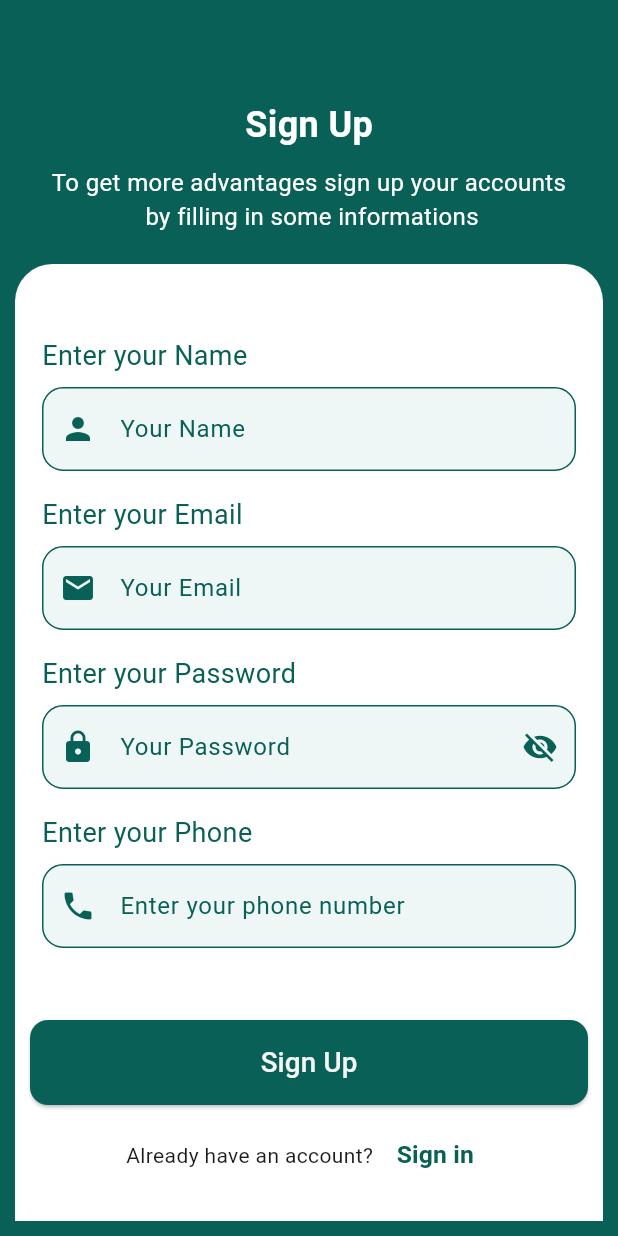
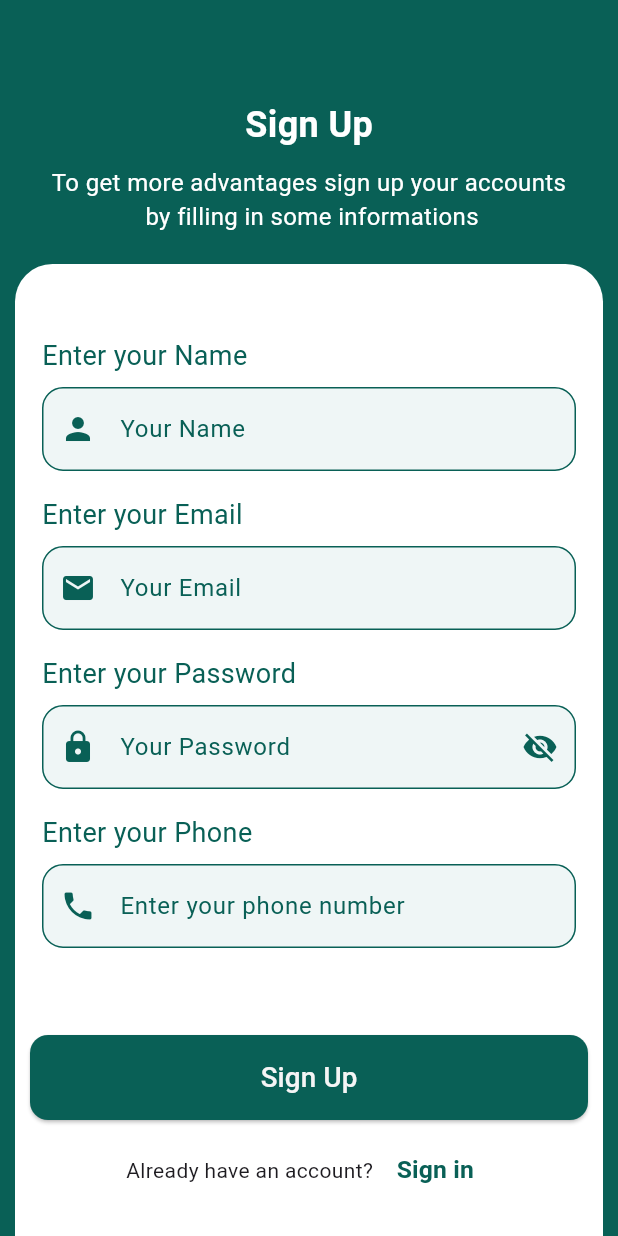
Before and after one commit to pk8184732/user_app, a Flutter app: the SignUpScreen screen opened directly, on a phone screen of 412 x 824 dp. Run offline on Flutter 3.47's test engine with Material 3 defaults, Android fonts, the phone set to English and light mode, and no system bars; our stand-ins replace carousel_slider, cloud_firestore, firebase_auth, firebase_core, firebase_storage, image_picker; missing offline and left inert: razorpay_flutter; accounts and stored records are empty.

Commit message:
Merge remote-tracking branch 'origin/master'
# Conflicts:
#	android/app/.cxx/Debug/2sd6x1l6/arm64-v8a/configure_fingerprint.bin
#	android/app/.cxx/Debug/2sd6x1l6/armeabi-v7a/configure_fingerprint.bin
#	android/app/.cxx/Debug/2sd6x1l6/x86/configure_fingerprint.bin
#	android/app/.cxx/Debug/2sd6x1l6/x86_64/configure_fingerprint.bin

```diff
--- a/lib/views/forgot_password/forgot_password_screen.dart
+++ b/lib/views/forgot_password/forgot_password_screen.dart
@@ -62,7 +62,9 @@ class _ForgotPasswordScreenState extends State<ForgotPasswordScreen> {
         ],
       ),
       backgroundColor: AppColors.primaryColor,
-      body: ListView(
+      body: Padding(
+        padding: const EdgeInsets.all(4.0),
+        child: ListView(
           children: [
             SizedBox(height: screenHeight * 0.03),
             Center(
@@ -176,6 +178,7 @@ class _ForgotPasswordScreenState extends State<ForgotPasswordScreen> {
             )
           ],
         ),
+      ),
     );
   }
 }
--- a/lib/views/user_auth/sign_up/sign_up_screen.dart
+++ b/lib/views/user_auth/sign_up/sign_up_screen.dart
@@ -299,7 +299,7 @@ class _SignUpScreenState extends State<SignUpScreen> {
       ),
       backgroundColor: AppColors.primaryColor,
       body: Padding(
-        padding: const EdgeInsets.all(10),
+        padding: const EdgeInsets.only(left: 10,right: 10,top: 10),
         child: Form(
           key: _formKey,
           child: Column(
@@ -409,7 +409,7 @@ class _SignUpScreenState extends State<SignUpScreen> {
                             return null;
                           },
                         ),
-                        const SizedBox(height: 40),
+                        const SizedBox(height: 50),
                         isLoading
                             ? const Center(child: CircularProgressIndicator(color: Color(0xFF096056),))
                             : ElevatedButton(
@@ -455,6 +455,7 @@ class _SignUpScreenState extends State<SignUpScreen> {
                             ),
                           ],
                         ),
+
                       ],
                     ),
                   ),
--- a/lib/views/user_profile/user_profile_screen.dart
+++ b/lib/views/user_profile/user_profile_screen.dart
@@ -187,7 +187,7 @@ class _UserProfileScreenState extends State<UserProfileScreen> {
                                     Text(
                                       'Email: ${authProvider.currentUser!.email}',
                                       style:
-                                      const TextStyle(fontSize: 17,
+                                      const TextStyle(fontSize: 15,
                                           color: Color(0xFF068585)),
                                     ),
                                   ],
```
Also changed, not shown: 8 other files. Lines whose indentation alone changed are shown as unchanged.
